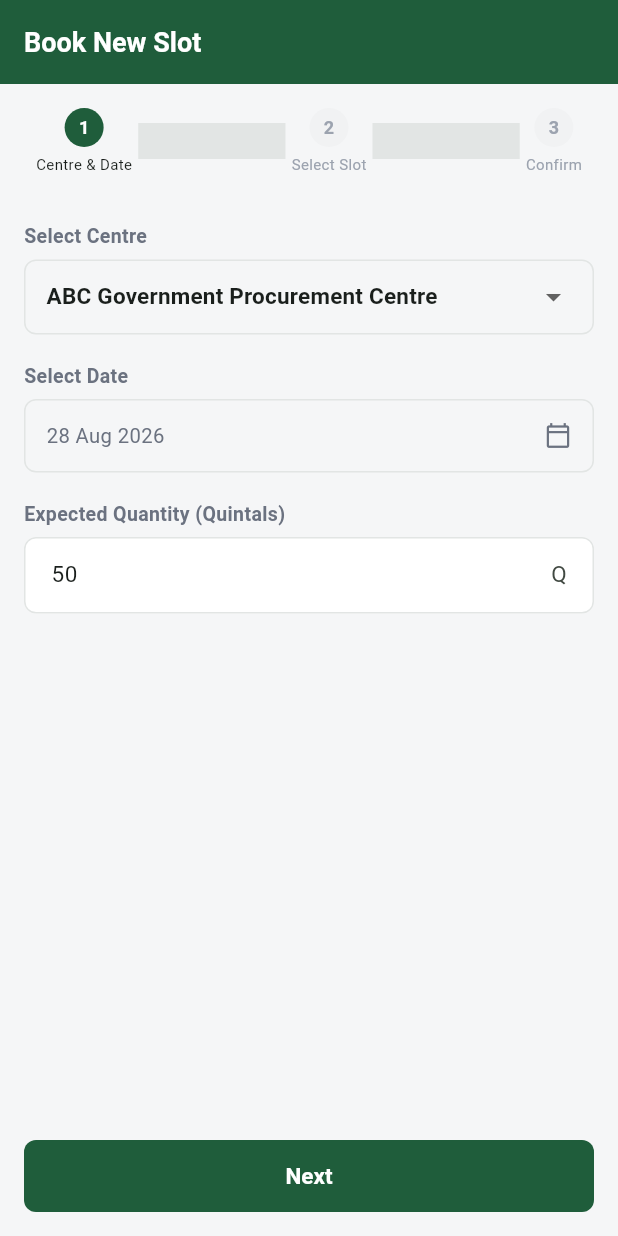
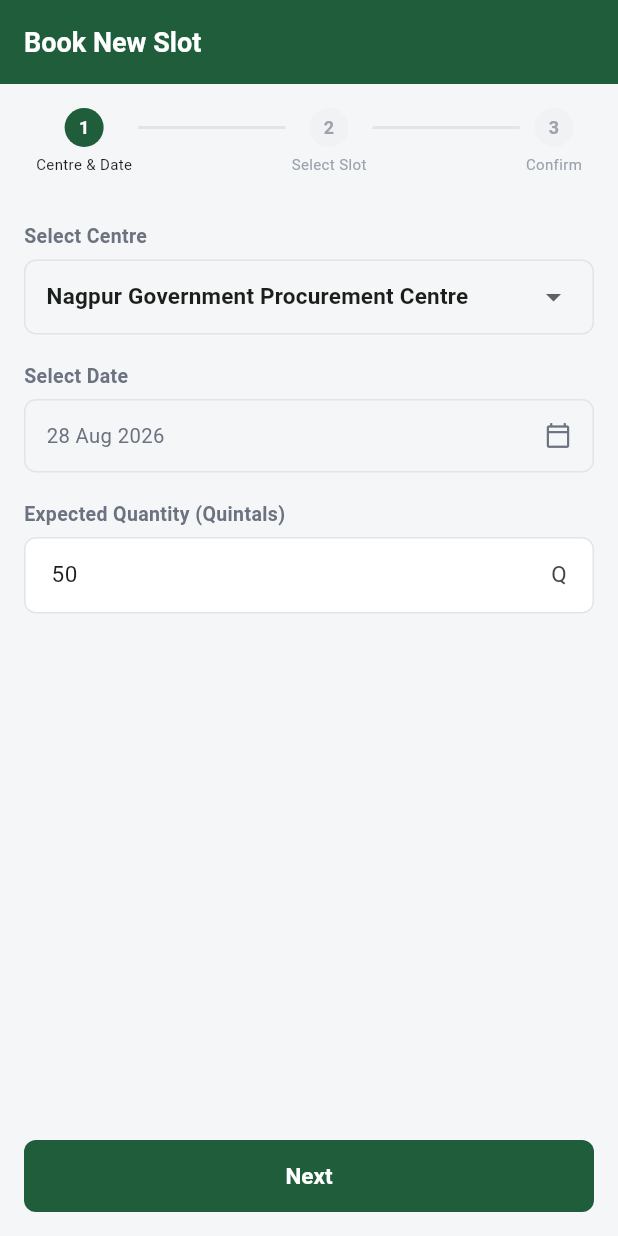
Before and after one commit to KiruthicK-B/SIH-2026, a Flutter app: the BookSlotScreen screen opened by its route, on a phone screen of 412 x 824 dp. Run offline on Flutter 3.47's test engine with Material 3 defaults, Android fonts, the phone set to English and light mode, and no system bars; our stand-ins replace fl_chart, flutter_riverpod, go_router, shared_preferences; accounts and stored records are empty.

Commit message:
agriva: fix negative-margin crash, wrong upcoming-booking display, rename demo centres to Nagpur/Akola

```diff
--- a/sih26032 - Smart Government Grain Procurement Booking and Centre Management/agriva/lib/data/demo_centres.dart
+++ b/sih26032 - Smart Government Grain Procurement Booking and Centre Management/agriva/lib/data/demo_centres.dart
@@ -7,7 +7,7 @@ const centreBId = 'centre-xyz';
 List<ProcurementCentre> buildDemoCentres() => [
   const ProcurementCentre(
     id: centreAId,
-    name: 'ABC Government Procurement Centre',
+    name: 'Nagpur Government Procurement Centre',
     status: CentreStatus.open,
     dailyProcessingCapacityQ: 1000,
     storageCapacityQ: 1000,
@@ -19,7 +19,7 @@ List<ProcurementCentre> buildDemoCentres() => [
   ),
   const ProcurementCentre(
     id: centreBId,
-    name: 'XYZ Government Procurement Centre',
+    name: 'Akola Government Procurement Centre',
     status: CentreStatus.delayed,
     dailyProcessingCapacityQ: 800,
     storageCapacityQ: 900,
--- a/sih26032 - Smart Government Grain Procurement Booking and Centre Management/agriva/lib/data/demo_data.dart
+++ b/sih26032 - Smart Government Grain Procurement Booking and Centre Management/agriva/lib/data/demo_data.dart
@@ -338,7 +338,7 @@ AgrivaAppState buildInitialDemoState(DateTime now) {
       id: 'ntf-ravi-past-complete',
       userId: raviFarmerId,
       title: 'Procurement Complete',
-      message: '45.0 Q accepted at ABC Government Procurement Centre.',
+      message: '45.0 Q accepted at Nagpur Government Procurement Centre.',
       timestamp: raviPastWeighment.timestamp,
       read: true,
       kind: NotificationKind.procurementComplete,
--- a/sih26032 - Smart Government Grain Procurement Booking and Centre Management/agriva/lib/data/manager_kpis.dart
+++ b/sih26032 - Smart Government Grain Procurement Booking and Centre Management/agriva/lib/data/manager_kpis.dart
@@ -29,5 +29,5 @@ class ManagerKpis {
     'Sun',
   ];
 
-  static const avgWaitByCentre = {'ABC Centre': 42, 'XYZ Centre': 98};
+  static const avgWaitByCentre = {'Nagpur Centre': 42, 'Akola Centre': 98};
 }
--- a/sih26032 - Smart Government Grain Procurement Booking and Centre Management/agriva/lib/features/farmer/book_slot_screen.dart
+++ b/sih26032 - Smart Government Grain Procurement Booking and Centre Management/agriva/lib/features/farmer/book_slot_screen.dart
@@ -220,6 +220,7 @@ class _StepIndicator extends StatelessWidget {
     return Padding(
       padding: const EdgeInsets.symmetric(horizontal: 24, vertical: 16),
       child: Row(
+        crossAxisAlignment: CrossAxisAlignment.start,
         children: [
           for (var i = 0; i < labels.length; i++) ...[
             Column(
@@ -252,13 +253,14 @@ class _StepIndicator extends StatelessWidget {
             ),
             if (i < labels.length - 1)
               Expanded(
-                child: Container(
-                  height: 2,
-                  margin: const EdgeInsets.symmetric(
-                    horizontal: 4,
-                    vertical: -12,
+                child: Padding(
+                  padding: const EdgeInsets.only(top: 12, left: 4, right: 4),
+                  child: Container(
+                    height: 2,
+                    color: i < step
+                        ? AgrivaColors.primary
+                        : AgrivaColors.border,
                   ),
-                  color: i < step ? AgrivaColors.primary : AgrivaColors.border,
                 ),
               ),
           ],
--- a/sih26032 - Smart Government Grain Procurement Booking and Centre Management/agriva/lib/features/manager/manager_centres_screen.dart
+++ b/sih26032 - Smart Government Grain Procurement Booking and Centre Management/agriva/lib/features/manager/manager_centres_screen.dart
@@ -57,9 +57,9 @@ class ManagerCentresScreen extends ConsumerWidget {
                 )
                 .length;
             final avgWait =
-                ManagerKpis.avgWaitByCentre[centre.name.contains('ABC')
-                    ? 'ABC Centre'
-                    : 'XYZ Centre'] ??
+                ManagerKpis.avgWaitByCentre[centre.name.contains('Nagpur')
+                    ? 'Nagpur Centre'
+                    : 'Akola Centre'] ??
                 0;
 
             return Container(
```
Also changed, not shown: sih26032 - Smart Government Grain Procurement Booking and Centre Management/agriva/lib/features/farmer/farmer_home_screen.dart (+34 -4 lines).
